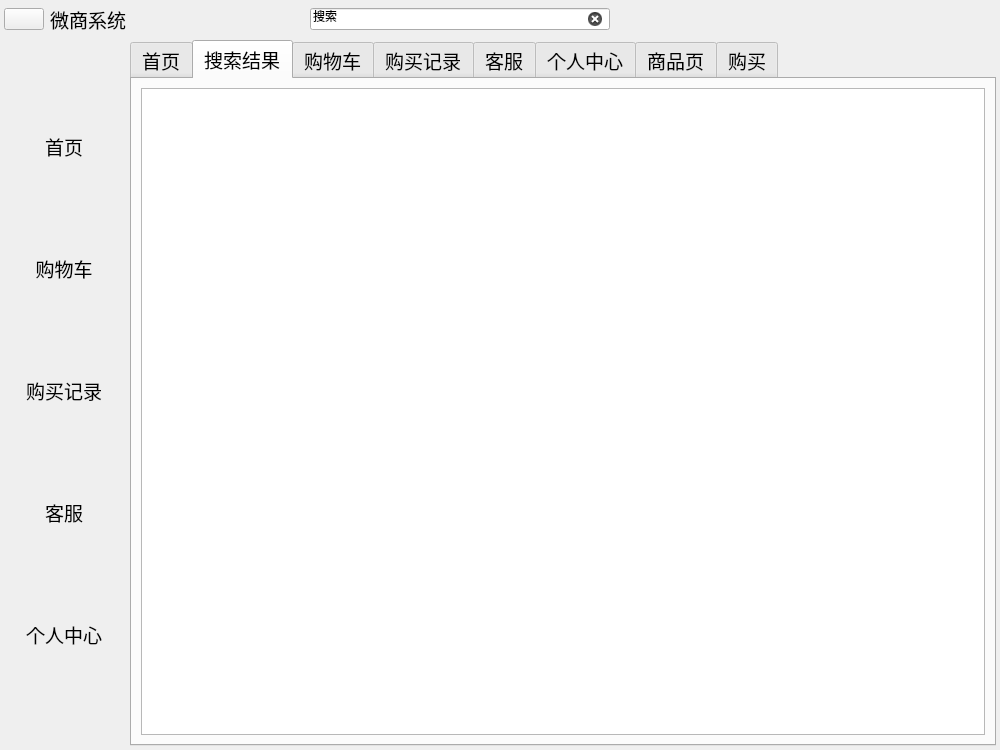
The window that client/mainwindow.ui (Rito-492/E-commerce-system) describes before a commit, drawn with Qt 5.
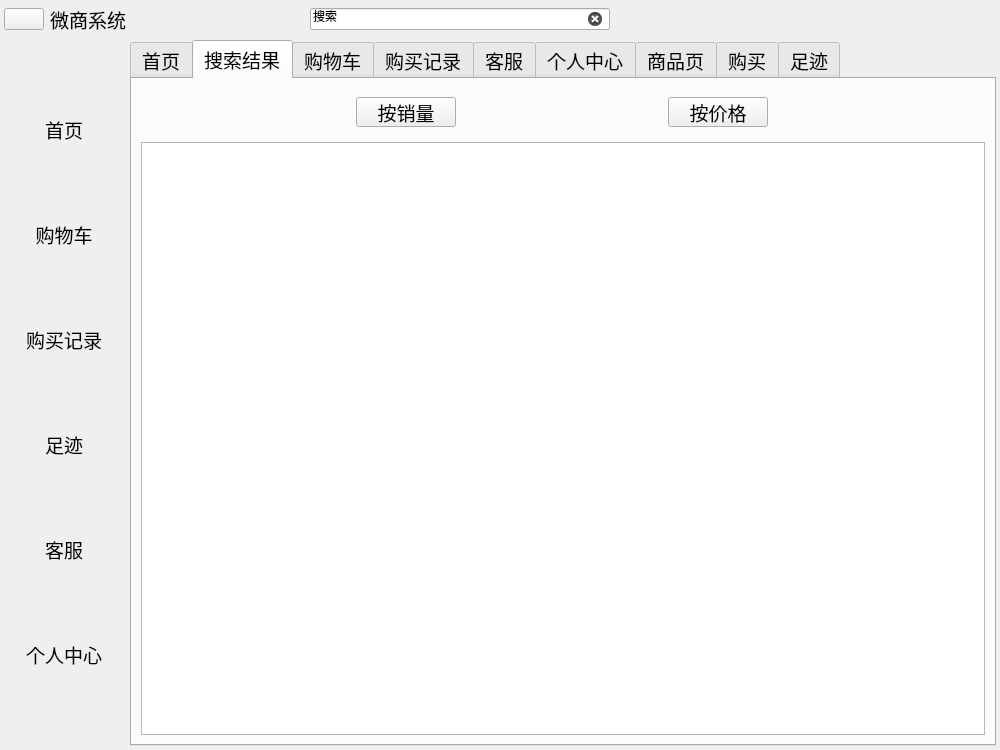
The same window after the commit. The open tabs and pages were chosen to show the change. Icons and pictures are not drawn.

The edit to the form file:
```diff
--- a/client/mainwindow.ui
+++ b/client/mainwindow.ui
@@ -33,6 +33,9 @@
   </property>
   <property name="styleSheet">
    <string notr="true">/*rgb(180, 180, 180)background-color: qlineargradient(spread:pad, x1:0.466, y1:0, x2:0.477, y2:1, stop:0.0795455 rgba(202, 164, 188, 255), stop:1 rgba(255, 255, 255, 255));
+background-color: rgb(54, 54, 62);
+background-color: rgb(19, 19, 26);
+background-color: rgb(46, 47, 48);
 background-color: rgb(249, 169, 255);
 background-color: rgb(255, 205, 253);
 background-color: rgb(167, 112, 145);
@@ -67,7 +70,7 @@
       <property name="minimumSize">
        <size>
         <width>992</width>
-        <height>0</height>
+        <height>30</height>
        </size>
       </property>
       <property name="maximumSize">
@@ -90,7 +93,7 @@
         <number>0</number>
        </property>
        <property name="rightMargin">
-        <number>0</number>
+        <number>5</number>
        </property>
        <property name="bottomMargin">
         <number>0</number>
@@ -245,6 +248,12 @@
            <verstretch>0</verstretch>
           </sizepolicy>
          </property>
+         <property name="minimumSize">
+          <size>
+           <width>30</width>
+           <height>30</height>
+          </size>
+         </property>
          <layout class="QHBoxLayout" name="horizontalLayout_2">
           <property name="leftMargin">
            <number>0</number>
@@ -316,7 +325,7 @@
          </property>
          <property name="sizeHint" stdset="0">
           <size>
-           <width>600</width>
+           <width>200</width>
            <height>30</height>
           </size>
          </property>
@@ -584,6 +593,19 @@
             </property>
            </widget>
           </item>
+          <item>
+           <widget class="QPushButton" name="historyButton">
+            <property name="cursor">
+             <cursorShape>PointingHandCursor</cursorShape>
+            </property>
+            <property name="text">
+             <string>足迹</string>
+            </property>
+            <property name="flat">
+             <bool>true</bool>
+            </property>
+           </widget>
+          </item>
           <item>
            <widget class="QPushButton" name="supportButton">
             <property name="cursor">
@@ -637,7 +659,7 @@
           <enum>QTabWidget::TabPosition::North</enum>
          </property>
          <property name="currentIndex">
-          <number>4</number>
+          <number>8</number>
          </property>
          <property name="elideMode">
           <enum>Qt::TextElideMode::ElideNone</enum>
@@ -671,6 +693,56 @@
            <string>搜索结果</string>
           </attribute>
           <layout class="QVBoxLayout" name="verticalLayout_6">
+           <item>
+            <widget class="QWidget" name="widget_12" native="true">
+             <layout class="QHBoxLayout" name="horizontalLayout_16">
+              <item>
+               <widget class="QPushButton" name="sortButton1">
+                <property name="minimumSize">
+                 <size>
+                  <width>100</width>
+                  <height>30</height>
+                 </size>
+                </property>
+                <property name="maximumSize">
+                 <size>
+                  <width>100</width>
+                  <height>30</height>
+                 </size>
+                </property>
+                <property name="cursor">
+                 <cursorShape>PointingHandCursor</cursorShape>
+                </property>
+                <property name="text">
+                 <string>按销量</string>
+                </property>
+               </widget>
+              </item>
+              <item>
+               <widget class="QPushButton" name="sortButton2">
+                <property name="minimumSize">
+                 <size>
+                  <width>100</width>
+                  <height>30</height>
+                 </size>
+                </property>
+                <property name="maximumSize">
+                 <size>
+                  <width>100</width>
+                  <height>30</height>
+                 </size>
+                </property>
+                <property name="cursor">
+                 <cursorShape>PointingHandCursor</cursorShape>
+                </property>
+                <property name="text">
+                 <string>按价格</string>
+                </property>
+               </widget>
+              </item>
+             </layout>
+            </widget>
+           </item>
            <item>
             <widget class="QListWidget" name="resultListWidget"/>
            </item>
@@ -754,6 +826,34 @@
            <item>
             <widget class="QTableView" name="shoppingRecordsTableView"/>
            </item>
+           <item>
+            <widget class="QWidget" name="widget_3" native="true">
+             <layout class="QHBoxLayout" name="horizontalLayout_6">
+              <item>
+               <widget class="QPushButton" name="withDrawButton">
+                <property name="minimumSize">
+                 <size>
+                  <width>50</width>
+                  <height>30</height>
+                 </size>
+                </property>
+                <property name="maximumSize">
+                 <size>
+                  <width>50</width>
+                  <height>30</height>
+                 </size>
+                </property>
+                <property name="cursor">
+                 <cursorShape>PointingHandCursor</cursorShape>
+                </property>
+                <property name="text">
+                 <string>退货</string>
+                </property>
+               </widget>
+              </item>
+             </layout>
+            </widget>
+           </item>
           </layout>
          </widget>
          <widget class="QWidget" name="supportTab">
@@ -1606,6 +1706,16 @@
            </item>
           </layout>
          </widget>
+         <widget class="QWidget" name="historyTab">
+          <attribute name="title">
+           <string>足迹</string>
+          </attribute>
+          <layout class="QHBoxLayout" name="horizontalLayout_17">
+           <item>
+            <widget class="QListWidget" name="historyListWidget"/>
+           </item>
+          </layout>
+         </widget>
         </widget>
        </item>
       </layout>
```
